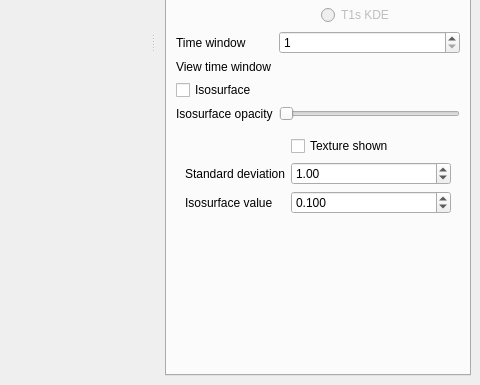
danlipsa/foamvis, file MainWindow.ui: the form before one commit; both pictures show x 606 to 1086 and y 301 to 686 of the 1086 by 686 pixel window.
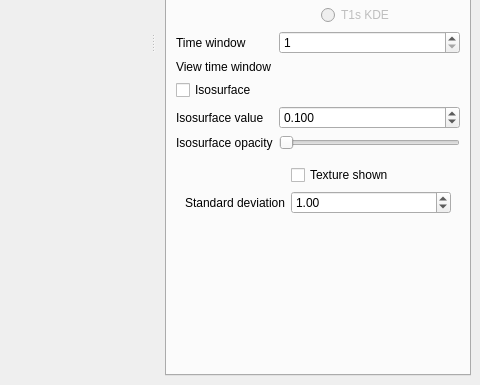
The form after the commit. The open tabs and pages were chosen to show the change. Custom widgets are drawn as their Qt base class.

Diff of the .ui file:
```diff
--- a/MainWindow.ui
+++ b/MainWindow.ui
@@ -1508,20 +1508,43 @@
               </property>
              </widget>
             </item>
-            <item row="3" column="0">
+            <item row="4" column="0">
              <widget class="QLabel" name="labelIsosurfaceAlpha">
               <property name="text">
                <string>Isosurface opacity</string>
               </property>
              </widget>
             </item>
-            <item row="3" column="1">
+            <item row="4" column="1">
              <widget class="QSlider" name="horizontalSliderIsosurfaceAlpha">
               <property name="orientation">
                <enum>Qt::Horizontal</enum>
               </property>
              </widget>
             </item>
+            <item row="3" column="0">
+             <widget class="QLabel" name="labelKDEIsosurfaceValue">
+              <property name="text">
+               <string>Isosurface value</string>
+              </property>
+             </widget>
+            </item>
+            <item row="3" column="1">
+             <widget class="QDoubleSpinBox" name="doubleSpinBoxIsosurfaceValue">
+              <property name="decimals">
+               <number>3</number>
+              </property>
+              <property name="maximum">
+               <double>1.000000000000000</double>
+              </property>
+              <property name="singleStep">
+               <double>0.100000000000000</double>
+              </property>
+              <property name="value">
+               <double>0.100000000000000</double>
+              </property>
+             </widget>
+            </item>
            </layout>
           </widget>
          </item>
@@ -1873,33 +1896,10 @@
                 <double>5.000000000000000</double>
                </property>
                <property name="singleStep">
-                <double>0.500000000000000</double>
-               </property>
-               <property name="value">
-                <double>1.000000000000000</double>
-               </property>
-              </widget>
-             </item>
-             <item row="2" column="0">
-              <widget class="QLabel" name="labelKDEIsosurfaceValue">
-               <property name="text">
-                <string>Isosurface value</string>
-               </property>
-              </widget>
-             </item>
-             <item row="2" column="1">
-              <widget class="QDoubleSpinBox" name="doubleSpinBoxT1KDEIsosurfaceValue">
-               <property name="decimals">
-                <number>3</number>
-               </property>
-               <property name="maximum">
-                <double>1.000000000000000</double>
-               </property>
-               <property name="singleStep">
                 <double>0.100000000000000</double>
                </property>
                <property name="value">
-                <double>0.100000000000000</double>
+                <double>1.000000000000000</double>
                </property>
               </widget>
              </item>
```
Left out of the diff: 14 changed lines with no effect on the pictures.
